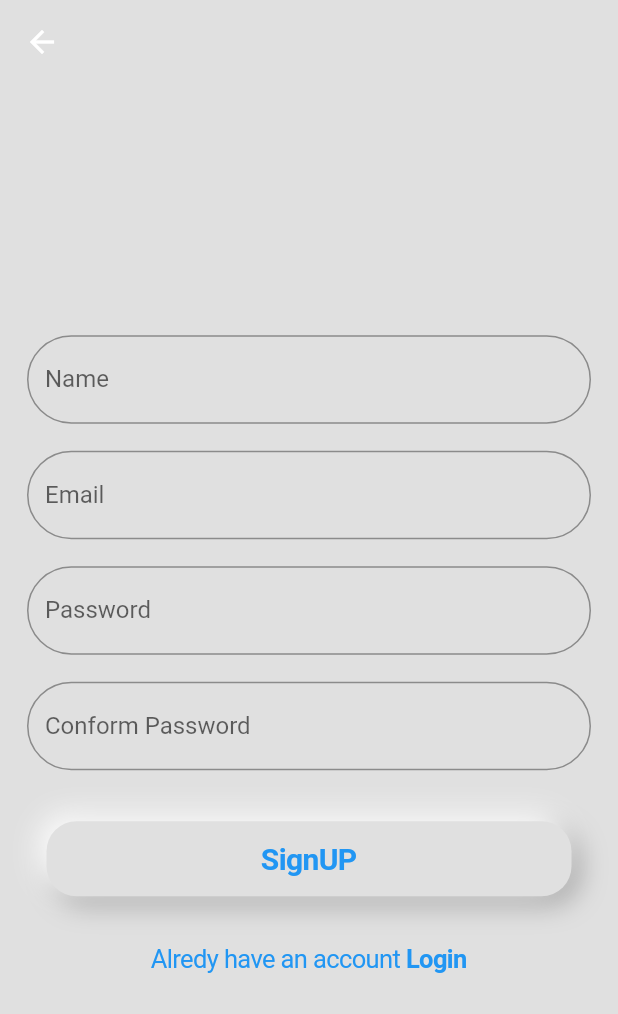
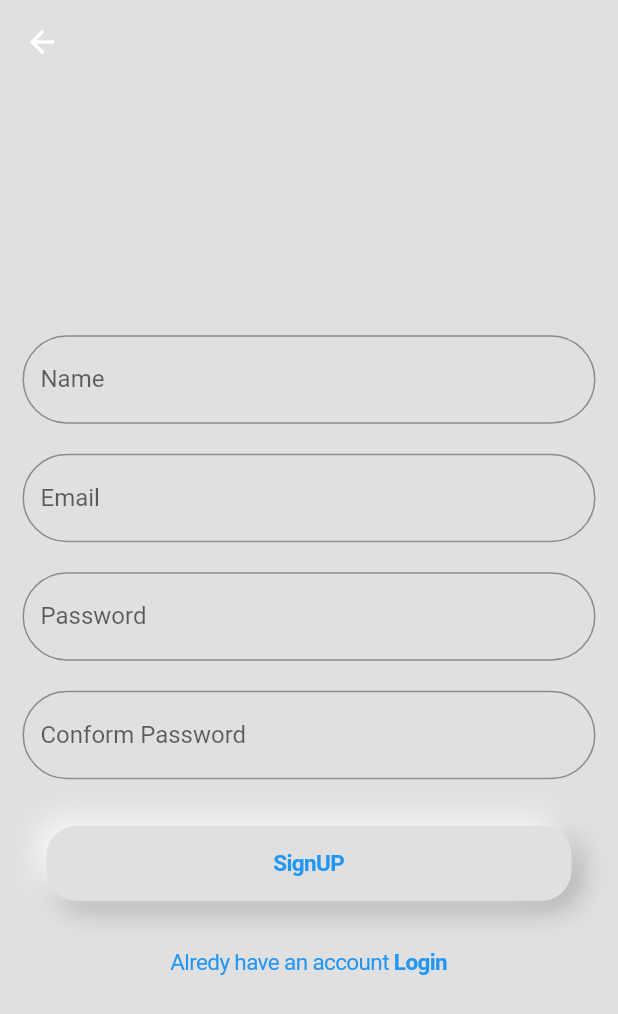
Before and after one commit to navneetprajapati26/solution-, a Flutter app: the Sign_upScreen screen opened directly, on a phone screen of 412 x 824 dp. Shown: the top 1014 px of the screen. Run offline on Flutter 3.47's test engine with Material 2 defaults, Android fonts, the phone set to English and light mode, and no system bars.

Commit message:
Dimentions and svg

```diff
--- a/lib/main.dart
+++ b/lib/main.dart
@@ -28,7 +28,7 @@ class MyApp extends StatelessWidget {
 
         primarySwatch: Colors.blue,
       ),
-      home: SplashScreen(),
+      home: HomeScreen(),
     );
   }
 }
--- a/lib/screens/auth/sign_up/sign_up.dart
+++ b/lib/screens/auth/sign_up/sign_up.dart
@@ -1,5 +1,6 @@
 import 'package:flutter/cupertino.dart';
 import 'package:flutter/material.dart';
+import 'package:solution/utils/dimensions.dart';
 
 import '../../../utils/neomorphism/neomorphism_box.dart';
 import '../login/login.dart';
@@ -27,7 +28,7 @@ class _Sign_upScreenState extends State<Sign_upScreen> {
               children: [
                 //todo: Name filed
                 Padding(
-                  padding: const EdgeInsets.only(left: 18,top: 9,right: 18,bottom: 9),
+                  padding: const EdgeInsets.only(left: Dimensions.SIZE_DEFAULT,top: Dimensions.SIZE_SMALL,right: Dimensions.SIZE_DEFAULT,bottom: Dimensions.SIZE_SMALL),
                   child: TextField(
                     decoration: InputDecoration(
                         border: OutlineInputBorder(
@@ -37,7 +38,7 @@ class _Sign_upScreenState extends State<Sign_upScreen> {
                 ),
                 //todo: Email filed
                 Padding(
-                  padding: const EdgeInsets.only(left: 18,top: 9,right: 18,bottom: 9),
+                  padding: const EdgeInsets.only(left: Dimensions.SIZE_DEFAULT,top: Dimensions.SIZE_SMALL,right: Dimensions.SIZE_DEFAULT,bottom: Dimensions.SIZE_SMALL),
                   child: TextField(
                     decoration: InputDecoration(
                         border: OutlineInputBorder(
@@ -47,7 +48,7 @@ class _Sign_upScreenState extends State<Sign_upScreen> {
                 ),
                 //todo: password filed
                 Padding(
-                  padding: const EdgeInsets.only(left: 18,top: 9,right: 18,bottom: 9),
+                  padding: const EdgeInsets.only(left: Dimensions.SIZE_DEFAULT,top: Dimensions.SIZE_SMALL,right: Dimensions.SIZE_DEFAULT,bottom: Dimensions.SIZE_SMALL),
                   child: TextField(
                     decoration: InputDecoration(
                         border: OutlineInputBorder(
@@ -57,7 +58,7 @@ class _Sign_upScreenState extends State<Sign_upScreen> {
                 ),
                 //todo: Conform Password filed
                 Padding(
-                  padding: const EdgeInsets.only(left: 18,top: 9,right: 18,bottom: 18),
+                  padding: const EdgeInsets.only(left: Dimensions.SIZE_DEFAULT,top: Dimensions.SIZE_SMALL,right: Dimensions.SIZE_DEFAULT,bottom: Dimensions.SIZE_DEFAULT),
                   child: TextField(
                     decoration: InputDecoration(
                         border: OutlineInputBorder(
@@ -76,10 +77,10 @@ class _Sign_upScreenState extends State<Sign_upScreen> {
                     width: 350,
                     child: Container(
                       child: Padding(
-                        padding: const EdgeInsets.all(5.0),
+                        padding: const EdgeInsets.all(Dimensions.SIZE_EXTRA_SMALL),
                         child: Text(
                           "SignUP",
-                          style: TextStyle(fontSize: 20,fontWeight: FontWeight.bold),
+                          style: TextStyle(fontSize: Dimensions.SIZE_DEFAULT,fontWeight: FontWeight.bold),
                         ),
                       ),
                     ),
@@ -90,10 +91,12 @@ class _Sign_upScreenState extends State<Sign_upScreen> {
                     child: Row(
                       mainAxisAlignment: MainAxisAlignment.center,
                       children: [
-                        Text("Alredy have an account "),
+                        Text("Alredy have an account ",
+                          style: TextStyle(fontSize: Dimensions.SIZE_DEFAULT,),
+                        ),
                         Text(
                           "Login",
-                          style: TextStyle(fontWeight: FontWeight.bold),
+                          style: TextStyle(fontSize: Dimensions.SIZE_DEFAULT,fontWeight: FontWeight.bold),
                         )
                       ],
                     ),
--- /dev/null
+++ b/lib/utils/dimensions.dart
@@ -0,0 +1,16 @@
+class Dimensions{
+  static const double SIZE_EXTRA_SMALL = 5.0;
+  static const double SIZE_SMALL = 10.0;
+  static const double SIZE_DEFAULT = 15.0;
+  static const double SIZE_LARGE = 20.0;
+  static const double SIZE_EXTRA_LARGE = 25.0;
+  static const double SIZE_OVER_LARGE = 30.0;
+
+  static const double RADIUS_SMALL = 5.0;
+  static const double RADIUS_DEFAULT = 10.0;
+  static const double RADIUS_LARGE = 15.0;
+  static const double RADIUS_EXTRA_LARGE = 20.0;
+
+  static const double WEB_MAX_WIDTH = 1170;
+  static const int MESSAGE_INPUT_LENGTH = 250;
+}
```
Also changed, not shown: lib/screens/auth/login/login.dart (+12 -11 lines), lib/screens/home/home.dart (+27 -8 lines), assets/svg/astrology_logo.svg (added), assets/svg/doctor_logo.svg (added), assets/svg/justice_logo.svg (added).
